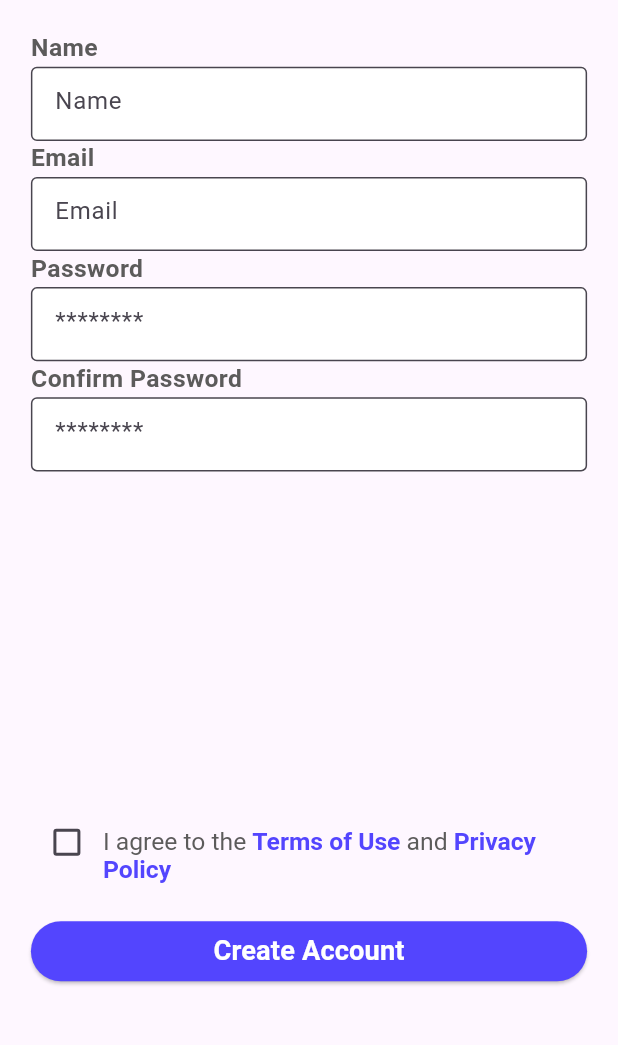
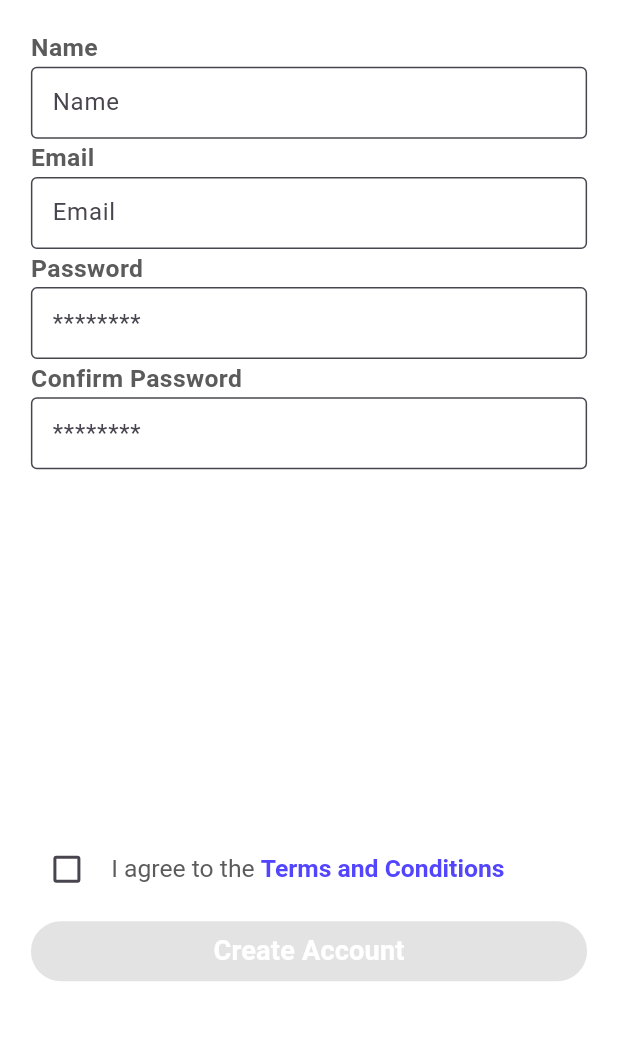
Before and after one commit to uiowaSEP2025/sep2025-project-team_001, a Flutter app: the CreateAccount screen opened by its route, on a phone screen of 412 x 824 dp, the part 187-1232 px from its top. Run offline on Flutter 3.47's test engine with Material 3 defaults, Android fonts, the phone set to English and light mode, and no system bars; our stand-ins replace dio, google_fonts; network calls fail.

Commit message:
Finished terms and conditions page

```diff
--- a/mobile_app/lib/authentication/create_account.dart
+++ b/mobile_app/lib/authentication/create_account.dart
@@ -1,6 +1,7 @@
 import 'package:flutter/cupertino.dart';
 import 'package:flutter/gestures.dart';
 import 'package:flutter/material.dart';
+import 'package:flutter/services.dart';
 import 'package:flutter/widgets.dart';
 import 'package:mobile_app/design/app_colors.dart';
 import 'package:mobile_app/design/app_text_styles.dart';
@@ -54,7 +55,17 @@ class _CreateAccountState extends State<CreateAccount> {
         FocusScope.of(context).unfocus();
       },
       child: Scaffold(
+        resizeToAvoidBottomInset: false,
+        backgroundColor: AppColors.backgroundColor,
         appBar: AppBar(
+          elevation: 0,
+          scrolledUnderElevation: 0,
+          systemOverlayStyle: const SystemUiOverlayStyle(
+            statusBarColor: Colors.transparent,
+            statusBarIconBrightness: Brightness.dark,
+            statusBarBrightness: Brightness.light,
+          ),
+          backgroundColor: Colors.transparent,
           title: Text("Set up your account",
               style: AppTextStyles.appBarText(screenHeight, Colors.black)),
         ),
@@ -100,7 +111,7 @@ class _CreateAccountState extends State<CreateAccount> {
                   screenHeight: screenHeight,
                   label: "Confirm Password",
                   hintText: "********",
-                  controller: _nameController,
+                  controller: _confirmPasswordController,
                   onSubmitted: onTextFieldSubmitted),
               Spacer(),
               GestureDetector(
@@ -108,7 +119,6 @@ class _CreateAccountState extends State<CreateAccount> {
                   setState(() {
                     termsAccepted = !termsAccepted;
                   });
-
                 },
                 child: Row(
                   crossAxisAlignment: CrossAxisAlignment.start,
@@ -126,15 +136,17 @@ class _CreateAccountState extends State<CreateAccount> {
                         activeColor: AppColors.primaryColor,
                       ),
                     ),
+                    Spacer(),
                     Container(
                       width: screenWidth * 0.77,
                       child: RichText(
                         text: TextSpan(
                           text: "I agree to the ",
-                          style: AppTextStyles.subtitleParagraph(screenHeight, AppColors.paragraphText),
+                          style: AppTextStyles.subtitleParagraph(
+                              screenHeight, AppColors.paragraphText),
                           children: [
                             TextSpan(
-                              text: "Terms of Use",
+                              text: "Terms and Conditions",
                               style: TextStyle(
                                 color: AppColors.primaryColor,
                                 fontWeight: FontWeight.bold,
@@ -144,41 +156,36 @@ class _CreateAccountState extends State<CreateAccount> {
                                   Navigator.pushNamed(context, "/terms");
                                 },
                             ),
-                            TextSpan(text: " and "),
-                            TextSpan(
-                              text: "Privacy Policy",
-                              style: TextStyle(
-                                color: AppColors.primaryColor,
-                                fontWeight: FontWeight.bold,
+                          ],
                         ),
-                              recognizer: TapGestureRecognizer()
-                                ..onTap = () {
-                                  Navigator.pushNamed(context, "/privacy");
-                                },
+                      ),
                     ),
                   ],
                 ),
               ),
+              SizedBox(
+                height: verticalSpacing,
               ),
-
-                  ],
-                ),
-              ),
-              SizedBox(height: verticalSpacing,),
-              ElevatedButton(
+              isLoading
+                  ? CircularProgressIndicator(color: AppColors.primaryColor)
+                  : ElevatedButton(
                       style: ElevatedButton.styleFrom(
                           backgroundColor: AppColors.primaryColor),
-                  onPressed: isLoading ? null : createAccount,
-                  child: isLoading
-                      ? CircularProgressIndicator(color: Colors.white)
-                      : Center(
+                      onPressed: (_emailController.text.isEmpty ||
+                              _nameController.text.isEmpty ||
+                              _passwordController.text.isEmpty || !termsAccepted)
+                          ? null
+                          : createAccount,
+                      child: Center(
                         child: Text(
                           "Create Account",
                           style: AppTextStyles.buttonText(
                               screenHeight, AppColors.whiteText),
                         ),
                       )),
-                        SizedBox(height: verticalSpacing*2,)
+              SizedBox(
+                height: verticalSpacing * 2,
+              )
             ],
           ),
         ),
--- a/mobile_app/lib/design/app_colors.dart
+++ b/mobile_app/lib/design/app_colors.dart
@@ -1,8 +1,9 @@
 import 'package:flutter/material.dart';
 
 class AppColors {
-  static const Color backgroundColor = Color(0xff252729);
+  static const Color backgroundColor = Color(0xffFFFFFF);
   static const Color whiteText = Colors.white;
   static const Color primaryColor = Color(0xff5345FE);
   static const Color paragraphText = Color(0xff5C5B5B);
+  static const Color warning = Color(0xffDC5858);
 }
--- a/mobile_app/lib/design/widgets/input_text_box.dart
+++ b/mobile_app/lib/design/widgets/input_text_box.dart
@@ -1,4 +1,3 @@
-
 import 'package:flutter/material.dart';
 import 'package:mobile_app/design/app_colors.dart';
 import 'package:mobile_app/design/app_text_styles.dart';
@@ -43,6 +42,7 @@ class InputTextBox extends StatelessWidget {
             controller: controller,
             cursorColor: AppColors.primaryColor,
             decoration: InputDecoration(
+                contentPadding: EdgeInsets.only(left: screenWidth * 0.025),
                 filled: true,
                 fillColor: AppColors.whiteText,
                 border: OutlineInputBorder(),
--- a/mobile_app/lib/main.dart
+++ b/mobile_app/lib/main.dart
@@ -1,6 +1,7 @@
 import 'package:flutter/material.dart';
 import 'package:mobile_app/authentication/authentication_screen.dart';
 import 'package:mobile_app/authentication/create_account.dart';
+import 'package:mobile_app/authentication/terms_conditions_screen.dart';
 import 'package:mobile_app/home/bar_selection_screen.dart';
 
 void main() {
@@ -19,6 +20,7 @@ class MyApp extends StatelessWidget {
         '/': (context) => AuthenticationPage(),
         '/home' : (context) => BarSelectionScreen(),
         '/register' : (context) => CreateAccount(),
+        '/terms' : (context) => TermsAndConditionsScreen(),
         }
 
     );
```
Also changed, not shown: mobile_app/lib/authentication/authentication_screen.dart (+18 -4 lines), mobile_app/lib/authentication/terms_conditions_screen.dart (added, +136 -0 lines), mobile_app/lib/design/widgets/password_text_box.dart (added, +72 -0 lines). Lines whose indentation alone changed are shown as unchanged.
